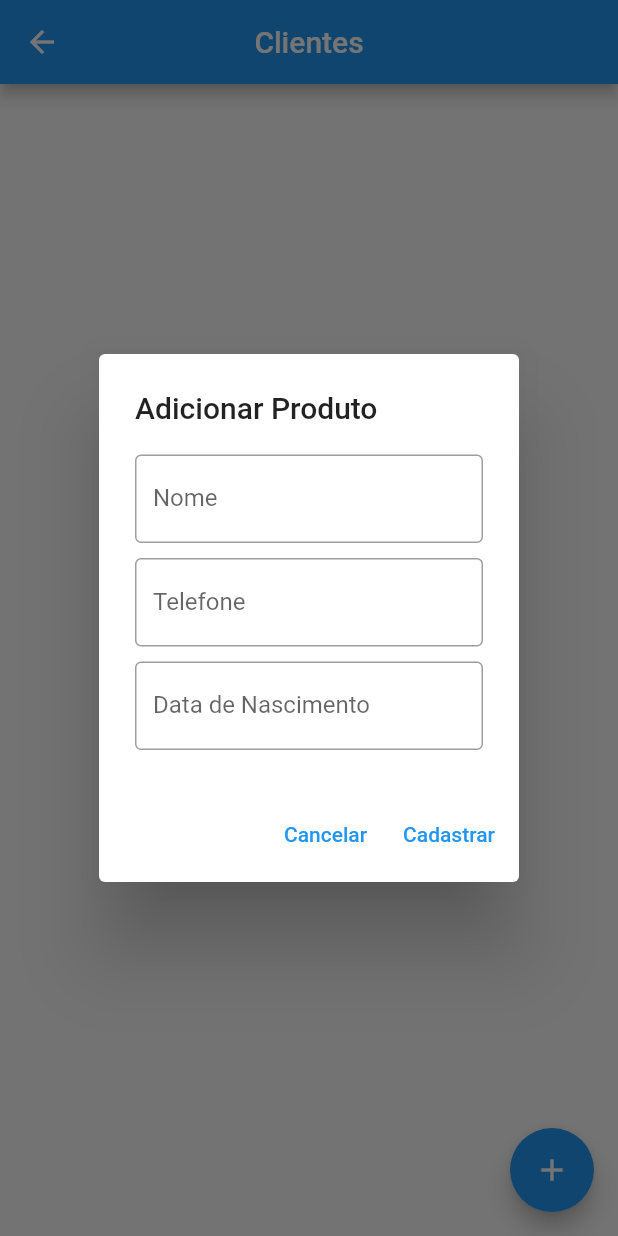
After one commit to thiagothisan/pedidos, a Flutter app: the ClientesView screen opened by its route, after a tap on the "add" icon, on a phone screen of 412 x 824 dp. The commit adds this screen. Run offline on Flutter 3.47's test engine with Material 2 defaults, Android fonts, the phone set to English and light mode, and no system bars; our stand-ins replace flutter_mobx, mobx, sqflite; accounts and stored records are empty; generated files the repository leaves out were written again.

Commit message:
Refatorado cliente_view e criado cliente_form

```diff
--- /dev/null
+++ b/lib/views/clientes/cliente_form.dart
@@ -0,0 +1,133 @@
+import 'package:flutter/material.dart';
+import 'package:intl/intl.dart';
+
+import 'package:pedidos/controllers/cliente_controller.dart';
+import 'package:pedidos/models/cliente_model.dart';
+
+class ClienteForm extends StatefulWidget {
+  final ClienteController controller;
+  const ClienteForm({
+    Key? key,
+    required this.controller,
+  }) : super(key: key);
+
+  @override
+  _ClienteFormState createState() => _ClienteFormState();
+}
+
+class _ClienteFormState extends State<ClienteForm> {
+  final GlobalKey<FormState> formKey = GlobalKey<FormState>();
+  final TextEditingController nomeController = TextEditingController();
+  final TextEditingController telefoneController = TextEditingController();
+  final TextEditingController dataNascimentoController =
+      TextEditingController();
+
+  final Cliente cliente = Cliente(nome: '', dataNascimento: '');
+
+  @override
+  Widget build(BuildContext context) {
+    return AlertDialog(
+      title: Text("Adicionar Produto"),
+      content: Form(
+          key: formKey,
+          child: Expanded(
+            child: Column(
+              mainAxisSize: MainAxisSize.min,
+              children: [
+                TextFormField(
+                  textCapitalization: TextCapitalization.characters,
+                  textInputAction: TextInputAction.next,
+                  decoration: InputDecoration(
+                      border: OutlineInputBorder(), labelText: 'Nome'),
+                  keyboardType: TextInputType.multiline,
+                  maxLines: null,
+                  validator: (nome) {
+                    if (nome!.isEmpty) {
+                      return 'Campo obrigatório';
+                    }
+                    return null;
+                  },
+                  onSaved: (nome) => cliente.nome = nome.toString(),
+                ),
+                SizedBox(
+                  height: 10,
+                ),
+                TextFormField(
+                  textCapitalization: TextCapitalization.characters,
+                  textInputAction: TextInputAction.next,
+                  decoration: InputDecoration(
+                    border: OutlineInputBorder(),
+                    labelText: 'Telefone',
+                  ),
+                  validator: (telefone) {
+                    if (telefone!.isEmpty) {
+                      return 'Campo obrigatório';
+                    }
+                    return null;
+                  },
+                  onSaved: (telefone) => cliente.telefone = telefone.toString(),
+                ),
+                SizedBox(
+                  height: 10,
+                ),
+                TextFormField(
+                  controller: dataNascimentoController,
+                  textCapitalization: TextCapitalization.characters,
+                  textInputAction: TextInputAction.next,
+                  decoration: InputDecoration(
+                      border: OutlineInputBorder(),
+                      labelText: 'Data de Nascimento'),
+                  onTap: () {
+                    setState(() {
+                      _selectDate(context).then(
+                          (value) => dataNascimentoController.text = value);
+                    });
+                  },
+                  validator: (nacimento) {
+                    if (nacimento!.isEmpty) {
+                      return 'Campo obrigatório';
+                    }
+                    return null;
+                  },
+                  onSaved: (nascimento) =>
+                      cliente.dataNascimento = nascimento.toString(),
+                ),
+              ],
+            ),
+          )),
+      actions: [
+        TextButton(
+            onPressed: () {
+              Navigator.pop(context);
+            },
+            child: Text('Cancelar')),
+        TextButton(
+          onPressed: () async {
+            if (formKey.currentState!.validate()) {
+              formKey.currentState!.save();
+              await widget.controller.save(cliente);
+              Navigator.pop(context);
+            }
+          },
+          child: Text('Cadastrar'),
+        ),
+      ],
+    );
+  }
+
+  Future<String> _selectDate(BuildContext context) async {
+    DateTime today = DateTime.now();
+    var formatter = new DateFormat('dd/MM/yyyy');
+
+    final selectedDate = await showDatePicker(
+      context: context,
+      initialDate: DateTime.now(),
+      firstDate: DateTime(1900),
+      lastDate: DateTime(today.year, today.month, 31),
+    );
+
+    String formattedDate =
+        formatter.format(DateTime.parse(selectedDate.toString()));
+    return formattedDate;
+  }
+}
```
Also changed, not shown: lib/views/clientes/clientes_view.dart (+9 -122 lines).
